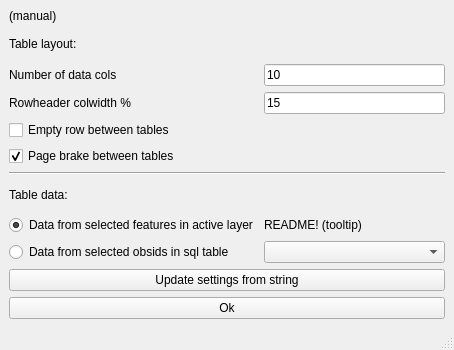
jkall/qgis-midvatten-plugin, file ui/compact_w_qual_report.ui: the form before one commit.
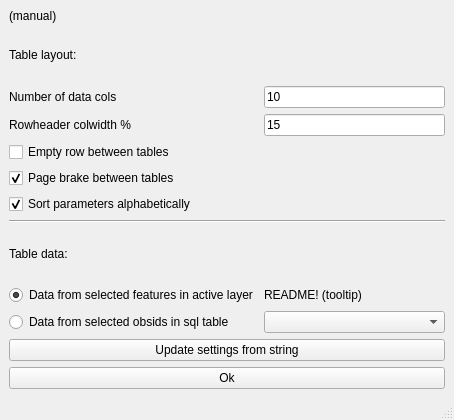
The form after the commit.

Commit message: Adding possibility to chose parameters and sortorder for compactqualreport.

```diff
--- a/ui/compact_w_qual_report.ui
+++ b/ui/compact_w_qual_report.ui
@@ -7,7 +7,7 @@
     <x>0</x>
     <y>0</y>
     <width>454</width>
-    <height>350</height>
+    <height>420</height>
    </rect>
   </property>
   <property name="windowTitle">
@@ -27,7 +27,7 @@
         </property>
        </widget>
       </item>
-      <item row="9" column="1">
+      <item row="10" column="1">
        <widget class="QComboBox" name="sql_table">
         <property name="sizeAdjustPolicy">
          <enum>QComboBox::AdjustToMinimumContentsLength</enum>
@@ -88,7 +88,7 @@
         </property>
        </widget>
       </item>
-      <item row="9" column="0">
+      <item row="10" column="0">
        <widget class="QRadioButton" name="from_sql_table">
         <property name="text">
          <string>Data from selected obsids in sql table</string>
@@ -98,14 +98,14 @@
         </property>
        </widget>
       </item>
-      <item row="6" column="0" colspan="2">
+      <item row="7" column="0" colspan="2">
        <widget class="Line" name="line">
         <property name="orientation">
          <enum>Qt::Horizontal</enum>
         </property>
        </widget>
       </item>
-      <item row="8" column="0">
+      <item row="9" column="0">
        <widget class="QRadioButton" name="from_active_layer">
         <property name="toolTip">
          <string>&lt;html&gt;&lt;head/&gt;&lt;body&gt;&lt;p&gt;&lt;span style=&quot; font-family:'DejaVu Sans Mono'; color:#000000;&quot;&gt;Check that exported number of rows are identical to expected number of rows!&lt;br/&gt;Features in layers from sql queries can be invalid and then excluded from the report!&lt;/span&gt;&lt;/p&gt;&lt;/body&gt;&lt;/html&gt;</string>
@@ -118,7 +118,7 @@
         </property>
        </widget>
       </item>
-      <item row="8" column="1">
+      <item row="9" column="1">
        <widget class="QLabel" name="label_4">
         <property name="toolTip">
          <string>&lt;html&gt;&lt;head/&gt;&lt;body&gt;&lt;p&gt;&lt;span style=&quot; font-family:'DejaVu Sans Mono'; color:#000000;&quot;&gt;Check that exported number of rows are identical to expected number of rows!&lt;br/&gt;Features in layers from sql queries can be invalid and then excluded from the report!&lt;/span&gt;&lt;/p&gt;&lt;/body&gt;&lt;/html&gt;</string>
@@ -135,13 +135,26 @@
         </property>
        </widget>
       </item>
-      <item row="7" column="0">
+      <item row="8" column="0">
        <widget class="QLabel" name="label_5">
         <property name="text">
          <string>Table data:</string>
         </property>
        </widget>
       </item>
+      <item row="6" column="0">
+       <widget class="QCheckBox" name="sort_alphabetically">
+        <property name="toolTip">
+         <string>&lt;html&gt;&lt;head/&gt;&lt;body&gt;&lt;p&gt;If checked, parameters will always be printed in alphabetical order.&lt;/p&gt;&lt;p&gt;If unchecked, parameters will be printed in the order give from the sql or vector layer.&lt;/p&gt;&lt;/body&gt;&lt;/html&gt;</string>
+        </property>
+        <property name="text">
+         <string>Sort parameters alphabetically</string>
+        </property>
+        <property name="checked">
+         <bool>true</bool>
+        </property>
+       </widget>
+      </item>
      </layout>
     </item>
     <item>
```
Left out of the diff: 4 changed lines with no effect on the pictures. The commit also changes 1 other file.
